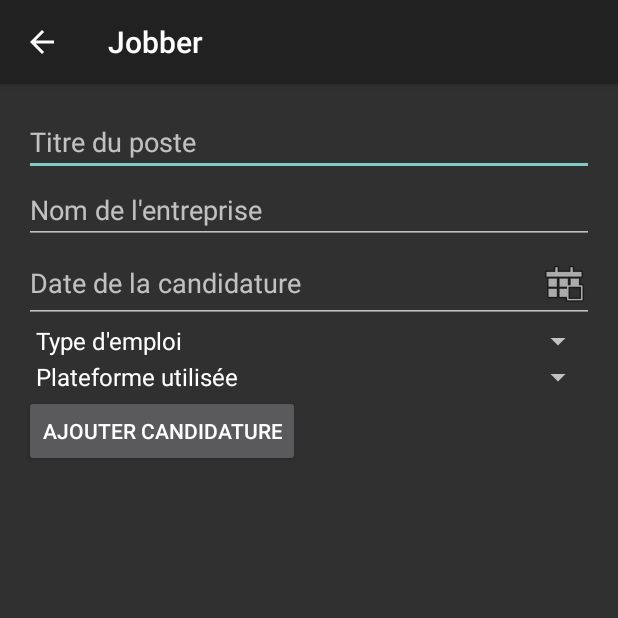
After one commit to PavelDelhomme/kotlin_Jobber, an Android app built with Jetpack Compose: the AddCandidatureActivity screen opened directly, with no data from a screen before it, on a phone screen of 412 x 824 dp, the top half of it. The commit adds this screen. Run offline under Robolectric (Android 15) with nearby library versions, the phone set to English and light mode, and no system bars.

Commit message:
Ajout de candidature avec succès.

```diff
--- /dev/null
+++ b/app/src/main/java/com/delhomme/jobber/AddCandidatureActivity.kt
@@ -0,0 +1,93 @@
+package com.delhomme.jobber
+
+import android.app.DatePickerDialog
+import android.os.Bundle
+import android.widget.ArrayAdapter
+import android.widget.Button
+import android.widget.EditText
+import android.widget.Spinner
+import android.widget.Toast
+import androidx.appcompat.app.AppCompatActivity
+import com.delhomme.jobber.models.Candidature
+import java.text.SimpleDateFormat
+import java.util.Calendar
+import java.util.Date
+import java.util.Locale
+import java.util.UUID
+
+class AddCandidatureActivity : AppCompatActivity() {
+    private lateinit var editTextDate: EditText
+    override fun onCreate(savedInstanceState: Bundle?) {
+        super.onCreate(savedInstanceState)
+        setContentView(R.layout.activity_add_candidature)
+
+
+        setupSpinners()
+        setupDatePicker()
+
+        val buttonAdd = findViewById<Button>(R.id.button_add_candidature)
+        buttonAdd.setOnClickListener {
+            addCandidature()
+        }
+    }
+
+    private fun setupSpinners() {
+        val typePosteAdapter = ArrayAdapter.createFromResource(
+            this,
+            R.array.type_poste_options,
+            android.R.layout.simple_spinner_item
+        )
+        typePosteAdapter.setDropDownViewResource(android.R.layout.simple_spinner_dropdown_item)
+        findViewById<Spinner>(R.id.spinner_type_poste).adapter = typePosteAdapter
+
+        val plateformeAdapter = ArrayAdapter.createFromResource(
+            this,
+            R.array.plateforme_options,
+            android.R.layout.simple_spinner_item
+        )
+        plateformeAdapter.setDropDownViewResource(android.R.layout.simple_spinner_dropdown_item)
+        findViewById<Spinner>(R.id.spinner_plateforme).adapter = plateformeAdapter
+    }
+
+    private fun setupDatePicker() {
+        editTextDate = findViewById(R.id.editText_date_candidature)
+        editTextDate.setOnClickListener {
+            val now = Calendar.getInstance()
+            val datePicker = DatePickerDialog(this, { _, year, month, day ->
+                val selectedDate = Calendar.getInstance()
+                selectedDate.set(year, month, day)
+                val dateFormat = SimpleDateFormat("dd/MM/yyyy", Locale.getDefault())
+                editTextDate.setText(dateFormat.format(selectedDate.time))
+            }, now.get(Calendar.YEAR), now.get(Calendar.MONTH), now.get(Calendar.DAY_OF_MONTH))
+
+            datePicker.show()
+        }
+    }
+
+    private fun addCandidature() {
+        val titreOffre = findViewById<EditText>(R.id.editText_titre_offre).text.toString()
+        val nomEntreprise = findViewById<EditText>(R.id.editText_nom_entreprise).text.toString()
+        val plateformeUtilisee = findViewById<Spinner>(R.id.spinner_plateforme).selectedItem.toString()
+        val typePoste = findViewById<Spinner>(R.id.spinner_type_poste).selectedItem.toString()
+        val dateCandidature = findViewById<EditText>(R.id.editText_date_candidature).text.toString()
+
+        val entreprise = EntrepriseManager.getOrCreateEntreprise(nomEntreprise)
+        val candidature = Candidature(
+            id = UUID.randomUUID().toString(),
+            titre_offre = titreOffre,
+            entreprise = entreprise,
+            date_candidature = Date(dateCandidature),
+            plateforme = plateformeUtilisee,
+            type_poste = typePoste,
+            etat = "Candidaté et en attente"
+        )
+
+        val dataRepository = DataRepository(applicationContext)
+        dataRepository.saveCandidature(candidature)
+
+        Toast.makeText(this, "Candidature ajotuée", Toast.LENGTH_SHORT).show()
+
+        finish()
+    }
+
+}
--- a/app/src/main/java/com/delhomme/jobber/MainActivity.kt
+++ b/app/src/main/java/com/delhomme/jobber/MainActivity.kt
@@ -33,6 +33,7 @@ class MainActivity : AppCompatActivity() {
         TabLayoutMediator(tabLayout, viewPager) { tab, position ->
             tab.text = when (position) {
                 0 -> "Dashboard"
+                1 -> "Candidatures"
                 else -> "Autres"
             }
         }.attach()
@@ -48,6 +49,10 @@ class MainActivity : AppCompatActivity() {
         popup.menuInflater.inflate(R.menu.menu_add_items, popup.menu)
         popup.setOnMenuItemClickListener { item: MenuItem ->
             when (item.itemId) {
+                R.id.menu_add_candidature -> {
+                    startActivity(Intent(this, AddCandidatureActivity::class.java))
+                    true
+                }
                 else -> false
             }
         }
--- a/app/src/main/java/com/delhomme/jobber/MainViewPagerAdapter.kt
+++ b/app/src/main/java/com/delhomme/jobber/MainViewPagerAdapter.kt
@@ -5,11 +5,12 @@ import androidx.fragment.app.FragmentActivity
 import androidx.viewpager2.adapter.FragmentStateAdapter
 
 class MainViewPagerAdapter(fragmentActivity: FragmentActivity) : FragmentStateAdapter(fragmentActivity) {
-    override fun getItemCount(): Int = 1
+    override fun getItemCount(): Int = 2
 
     override fun createFragment(position: Int): Fragment {
         return when (position) {
             0 -> DashboardFragment()
+            1 -> CandidaturesFragment()
             else -> Fragment()
         }
     }
--- /dev/null
+++ b/app/src/main/res/layout/activity_add_candidature.xml
@@ -0,0 +1,42 @@
+<?xml version="1.0" encoding="utf-8"?>
+<LinearLayout xmlns:android="http://schemas.android.com/apk/res/android"
+    android:layout_width="match_parent"
+    android:layout_height="match_parent"
+    android:orientation="vertical"
+    android:padding="16dp">
+
+    <EditText
+        android:id="@+id/editText_titre_offre"
+        android:layout_width="match_parent"
+        android:layout_height="wrap_content"
+        android:hint="Titre du poste" />
+
+    <EditText
+        android:id="@+id/editText_nom_entreprise"
+        android:layout_width="match_parent"
+        android:layout_height="wrap_content"
+        android:hint="Nom de l'entreprise" />
+
+    <EditText
+        android:id="@+id/editText_date_candidature"
+        android:layout_width="match_parent"
+        android:layout_height="wrap_content"
+        android:focusable="false"
+        android:hint="Date de la candidature"
+        android:drawableRight="@android:drawable/ic_menu_today" />
+
+    <Spinner
+        android:layout_width="match_parent"
+        android:layout_height="wrap_content"
+        android:id="@+id/spinner_type_poste" />
+    <Spinner
+        android:layout_width="match_parent"
+        android:layout_height="wrap_content"
+        android:id="@+id/spinner_plateforme" />
+
+    <Button
+        android:id="@+id/button_add_candidature"
+        android:layout_width="wrap_content"
+        android:layout_height="wrap_content"
+        android:text="Ajouter Candidature" />
+</LinearLayout>
--- a/app/src/main/res/values/strings.xml
+++ b/app/src/main/res/values/strings.xml
@@ -40,7 +40,7 @@
     <string name="enter_description">Description du poste</string>
     <string name="submit_candidature">Ajouter la candidature</string>
     <string name="est_spontannee">Spontannée ?</string>
-    <array name="type_emploi_options">
+    <array name="type_poste_options">
         <item>Type d\'emploi</item>
         <item>CDD</item>
         <item>CDI</item>
```
Also changed, not shown: app/src/main/AndroidManifest.xml (+6 -5 lines), app/src/main/java/com/delhomme/jobber/CandidaturesFragment.kt (added, +42 -0 lines), app/src/main/java/com/delhomme/jobber/DataRepository.kt (added, +28 -0 lines), app/src/main/java/com/delhomme/jobber/EntrepriseManager.kt (added, +15 -0 lines), app/src/main/java/com/delhomme/jobber/adapter/CandidatureAdapter.kt (added, +42 -0 lines), app/src/main/java/com/delhomme/jobber/models/Appel.kt (added, +12 -0 lines), app/src/main/java/com/delhomme/jobber/models/Candidature.kt (added, +14 -0 lines), app/src/main/java/com/delhomme/jobber/models/Contact.kt (added, +10 -0 lines), app/src/main/java/com/delhomme/jobber/models/Entreprise.kt (added, +8 -0 lines), app/src/main/java/com/delhomme/jobber/models/Entretiens.kt (added, +9 -0 lines), app/src/main/java/com/delhomme/jobber/models/Relance.kt (added, +9 -0 lines), app/src/main/res/layout/fragment_candidatures.xml (added, +25 -0 lines), app/src/main/res/layout/item_candidature.xml (added, +39 -0 lines).
